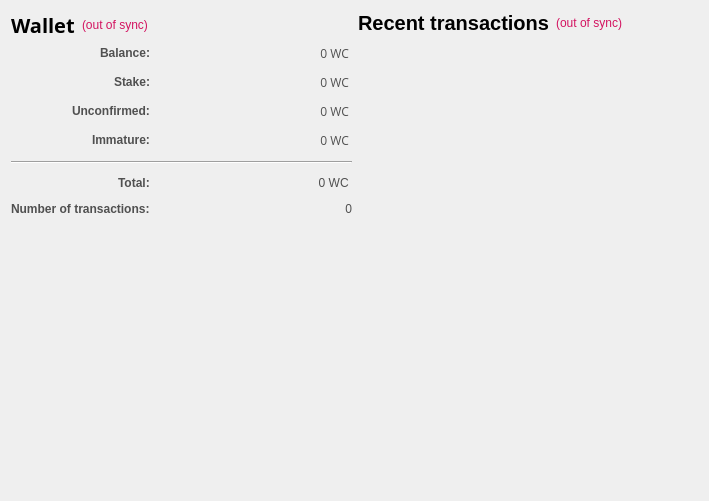
evilgenieent/Whitecoin, file src/qt/forms/overviewpage.ui: the form before one commit.
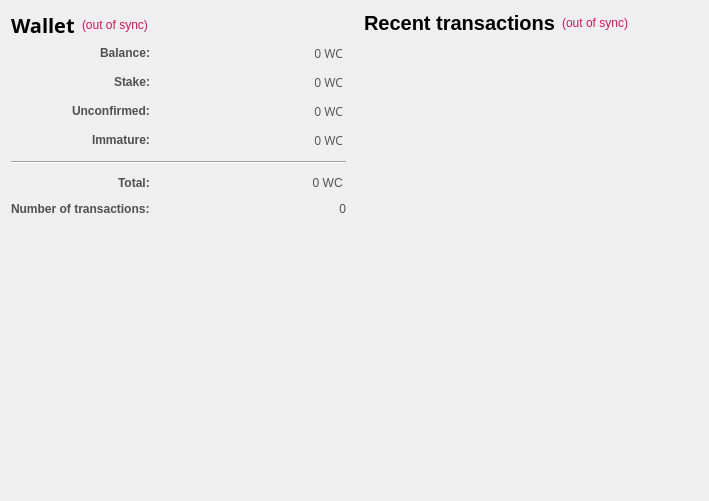
The form after the commit. Icons and pictures are not drawn.

What changed in the file:
```diff
--- a/src/qt/forms/overviewpage.ui
+++ b/src/qt/forms/overviewpage.ui
@@ -31,6 +31,9 @@
 </string>
   </property>
   <layout class="QHBoxLayout" name="horizontalLayout">
+   <property name="spacing">
+    <number>18</number>
+   </property>
    <property name="sizeConstraint">
     <enum>QLayout::SetDefaultConstraint</enum>
    </property>
```
Left out of the diff: 3 changed lines with no effect on the pictures.
